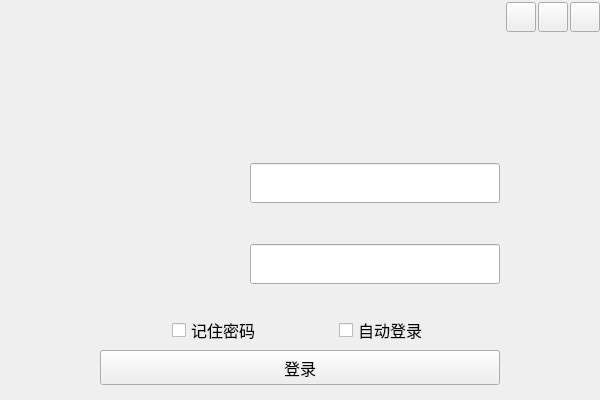
The window that ChatClient/login.ui (crylittlebear/QtChat) describes before a commit, drawn with Qt 5.
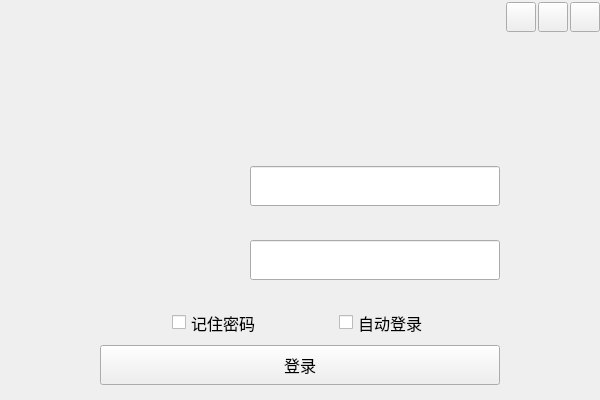
The same window after the commit. The open tabs and pages were chosen to show the change. Custom widgets are drawn as their Qt base class.

The edit to the form file:
```diff
--- a/ChatClient/login.ui
+++ b/ChatClient/login.ui
@@ -53,6 +53,9 @@
        </property>
        <item>
         <layout class="QVBoxLayout" name="verticalLayout_4">
+         <property name="spacing">
+          <number>6</number>
+         </property>
          <item>
           <widget class="QWidget" name="widgetWinTitle" native="true">
            <property name="minimumSize">
@@ -208,13 +211,13 @@
               <property name="minimumSize">
                <size>
                 <width>0</width>
-                <height>75</height>
+                <height>85</height>
                </size>
               </property>
               <property name="maximumSize">
                <size>
                 <width>16777215</width>
-                <height>75</height>
+                <height>85</height>
                </size>
               </property>
               <property name="text">
@@ -341,10 +344,16 @@
                 </item>
                 <item>
                  <widget class="QCheckBox" name="checkBoxRemember">
+                  <property name="minimumSize">
+                   <size>
+                    <width>0</width>
+                    <height>25</height>
+                   </size>
+                  </property>
                   <property name="maximumSize">
                    <size>
                     <width>16777215</width>
-                    <height>20</height>
+                    <height>25</height>
                    </size>
                   </property>
                   <property name="font">
@@ -373,10 +382,16 @@
                 </item>
                 <item>
                  <widget class="QCheckBox" name="checkBoxAutoLoad">
+                  <property name="minimumSize">
+                   <size>
+                    <width>0</width>
+                    <height>25</height>
+                   </size>
+                  </property>
                   <property name="maximumSize">
                    <size>
                     <width>16777215</width>
-                    <height>20</height>
+                    <height>25</height>
                    </size>
                   </property>
                   <property name="font">
@@ -410,7 +425,7 @@
                 <property name="minimumSize">
                  <size>
                   <width>0</width>
-                  <height>35</height>
+                  <height>40</height>
                  </size>
                 </property>
                 <property name="font">
@@ -724,6 +739,11 @@
    <header location="global">rotatestackedwidget.h</header>
    <container>1</container>
   </customwidget>
+  <customwidget>
+   <class>IpLineEdit</class>
+   <extends>QLineEdit</extends>
+   <header location="global">customLineEdit.h</header>
+  </customwidget>
  </customwidgets>
  <resources/>
  <connections/>
```
Left out of the diff: 6 changed lines with no effect on the pictures.
